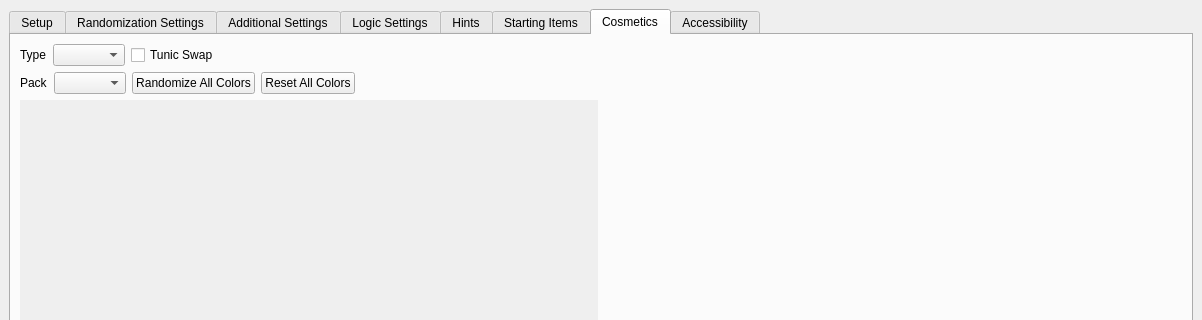
This is gui/randogui.ui in ssrando/ssrando as Qt 5 draws it before an edit; both pictures show x 0 to 1202 and y 0 to 320 of the 1202 by 759 pixel window. The edited form follows.
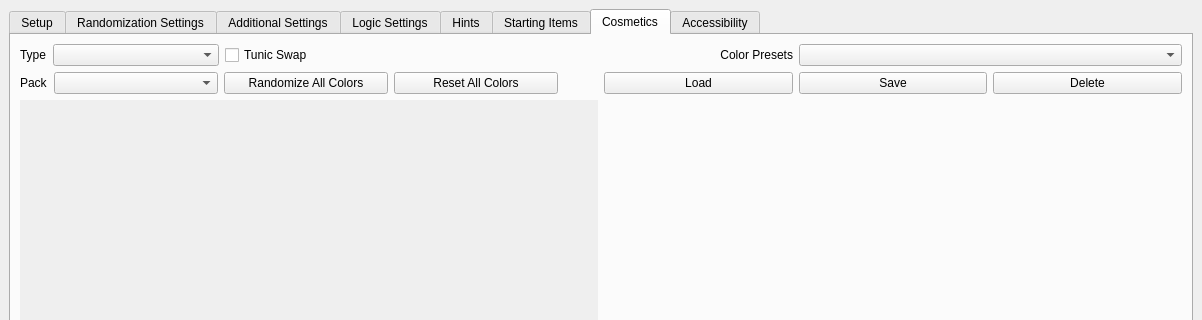
This is the edited form.

Commit message: gitignore for real - add color presets

What changed in the file:
```diff
--- a/gui/randogui.ui
+++ b/gui/randogui.ui
@@ -2212,6 +2212,11 @@
        </attribute>
        <layout class="QVBoxLayout" name="verticalLayout_31">
         <item>
+         <layout class="QHBoxLayout" name="horizontalLayout_10">
+          <property name="bottomMargin">
+           <number>0</number>
+          </property>
+          <item>
          <layout class="QVBoxLayout" name="custom_model_settings">
           <item>
            <layout class="QHBoxLayout" name="hlay_type_options">
@@ -2227,6 +2232,12 @@
               <property name="enabled">
                <bool>true</bool>
               </property>
+                <property name="sizePolicy">
+                 <sizepolicy hsizetype="Preferred" vsizetype="Fixed">
+                  <horstretch>20</horstretch>
+                  <verstretch>0</verstretch>
+                 </sizepolicy>
+                </property>
              </widget>
             </item>
             <item>
@@ -2234,6 +2245,12 @@
               <property name="enabled">
                <bool>true</bool>
               </property>
+                <property name="sizePolicy">
+                 <sizepolicy hsizetype="Preferred" vsizetype="Fixed">
+                  <horstretch>40</horstretch>
+                  <verstretch>0</verstretch>
+                 </sizepolicy>
+                </property>
               <property name="text">
                <string>Tunic Swap</string>
               </property>
@@ -2265,6 +2282,12 @@
             </item>
             <item>
              <widget class="QComboBox" name="option_model_pack_select">
+                <property name="sizePolicy">
+                 <sizepolicy hsizetype="Minimum" vsizetype="Fixed">
+                  <horstretch>20</horstretch>
+                  <verstretch>0</verstretch>
+                 </sizepolicy>
+                </property>
               <property name="currentIndex">
                <number>-1</number>
               </property>
@@ -2272,6 +2295,12 @@
             </item>
             <item>
              <widget class="QPushButton" name="button_randomize_all_colors">
+                <property name="sizePolicy">
+                 <sizepolicy hsizetype="Minimum" vsizetype="Fixed">
+                  <horstretch>20</horstretch>
+                  <verstretch>0</verstretch>
+                 </sizepolicy>
+                </property>
               <property name="text">
                <string>Randomize All Colors</string>
               </property>
@@ -2279,6 +2308,12 @@
             </item>
             <item>
              <widget class="QPushButton" name="button_reset_all_colors">
+                <property name="sizePolicy">
+                 <sizepolicy hsizetype="Minimum" vsizetype="Fixed">
+                  <horstretch>20</horstretch>
+                  <verstretch>0</verstretch>
+                 </sizepolicy>
+                </property>
               <property name="text">
                <string>Reset All Colors</string>
               </property>
@@ -2302,6 +2337,62 @@
          </layout>
         </item>
         <item>
+           <layout class="QGridLayout" name="gridLayout">
+            <property name="bottomMargin">
+             <number>0</number>
+            </property>
+            <item row="1" column="1">
+             <widget class="QPushButton" name="button_save_color_preset">
+              <property name="text">
+               <string>Save</string>
+              </property>
+             </widget>
+            </item>
+            <item row="0" column="0">
+             <widget class="QLabel" name="label_for_color_presets">
+              <property name="sizePolicy">
+               <sizepolicy hsizetype="Preferred" vsizetype="Preferred">
+                <horstretch>20</horstretch>
+                <verstretch>0</verstretch>
+               </sizepolicy>
+              </property>
+              <property name="text">
+               <string>Color Presets</string>
+              </property>
+              <property name="alignment">
+               <set>Qt::AlignRight|Qt::AlignTrailing|Qt::AlignVCenter</set>
+              </property>
+             </widget>
+            </item>
+            <item row="1" column="0">
+             <widget class="QPushButton" name="button_load_color_preset">
+              <property name="text">
+               <string>Load</string>
+              </property>
+             </widget>
+            </item>
+            <item row="1" column="2">
+             <widget class="QPushButton" name="button_delete_color_preset">
+              <property name="text">
+               <string>Delete</string>
+              </property>
+             </widget>
+            </item>
+            <item row="0" column="1" colspan="2">
+             <widget class="QComboBox" name="color_presets_list">
+              <property name="sizePolicy">
+               <sizepolicy hsizetype="Preferred" vsizetype="Fixed">
+                <horstretch>20</horstretch>
+                <verstretch>0</verstretch>
+               </sizepolicy>
+              </property>
+             </widget>
+            </item>
+           </layout>
+          </item>
+         </layout>
+        </item>
+        <item>
          <layout class="QHBoxLayout" name="hlay_colors_and_preview">
           <item>
            <widget class="QScrollArea" name="scroll_area_colors">
```
Left out of the diff: 4 changed lines with no effect on the pictures. Lines whose indentation alone changed are shown as unchanged. The commit also changes 7 other files.
